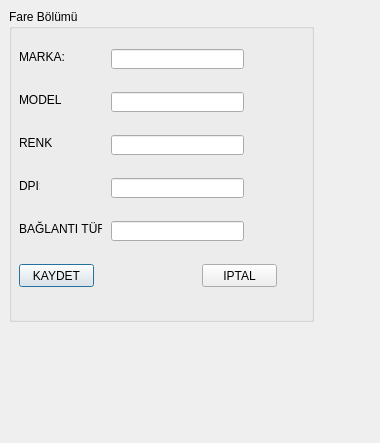
This is UI/VeriFormlari/tmoyenifaretanimlamaformu.ui in onur35iii/TeknolojiMarketiOtomasyonu as Qt 5 draws it before an edit. The edited form follows.
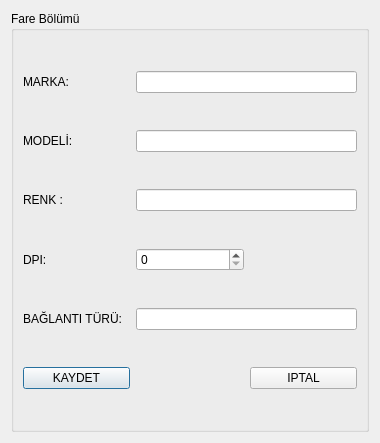
This is the edited form.

Diff of the .ui file:
```diff
--- a/UI/VeriFormlari/tmoyenifaretanimlamaformu.ui
+++ b/UI/VeriFormlari/tmoyenifaretanimlamaformu.ui
@@ -13,27 +13,28 @@
   <property name="windowTitle">
    <string>Dialog</string>
   </property>
+  <layout class="QGridLayout" name="gridLayout">
+   <item row="0" column="0">
   <widget class="QGroupBox" name="GBFareBolumu">
-   <property name="geometry">
-    <rect>
-     <x>9</x>
-     <y>9</y>
-     <width>305</width>
-     <height>313</height>
-    </rect>
-   </property>
    <property name="title">
     <string>Fare Bölümü</string>
    </property>
+     <layout class="QGridLayout" name="gridLayout_2">
+      <item row="0" column="0">
+       <widget class="QLabel" name="LMarka">
+        <property name="text">
+         <string>MARKA:</string>
+        </property>
+        <property name="buddy">
+         <cstring>LEMarka</cstring>
+        </property>
+       </widget>
+      </item>
+      <item row="0" column="1" colspan="2">
+       <widget class="QLineEdit" name="LEMarka"/>
+      </item>
+      <item row="1" column="0">
    <widget class="QLabel" name="LModeli">
-    <property name="geometry">
-     <rect>
-      <x>10</x>
-      <y>83</y>
-      <width>42</width>
-      <height>16</height>
-     </rect>
-    </property>
     <property name="text">
      <string>MODELİ:</string>
     </property>
@@ -41,25 +42,12 @@
      <cstring>LEModeli</cstring>
     </property>
    </widget>
-   <widget class="QLineEdit" name="LEModeli">
-    <property name="geometry">
-     <rect>
-      <x>102</x>
-      <y>83</y>
-      <width>133</width>
-      <height>20</height>
-     </rect>
-    </property>
-   </widget>
+      </item>
+      <item row="1" column="1" colspan="2">
+       <widget class="QLineEdit" name="LEModeli"/>
+      </item>
+      <item row="2" column="0">
    <widget class="QLabel" name="LRenk">
-    <property name="geometry">
-     <rect>
-      <x>10</x>
-      <y>126</y>
-      <width>33</width>
-      <height>16</height>
-     </rect>
-    </property>
     <property name="text">
      <string>RENK :</string>
     </property>
@@ -67,31 +55,22 @@
      <cstring>LERenk</cstring>
     </property>
    </widget>
+      </item>
+      <item row="2" column="1" colspan="2">
+       <widget class="QLineEdit" name="LERenk"/>
+      </item>
+      <item row="3" column="0">
    <widget class="QLabel" name="LDPI">
-    <property name="geometry">
-     <rect>
-      <x>10</x>
-      <y>169</y>
-      <width>21</width>
-      <height>16</height>
-     </rect>
-    </property>
     <property name="text">
      <string>DPI:</string>
     </property>
-    <property name="buddy">
-     <cstring>LEDPI</cstring>
-    </property>
-   </widget>
+       </widget>
+      </item>
+      <item row="3" column="1">
+       <widget class="QSpinBox" name="SPDPI"/>
+      </item>
+      <item row="4" column="0">
    <widget class="QLabel" name="LBaglantiTuru">
-    <property name="geometry">
-     <rect>
-      <x>10</x>
-      <y>212</y>
-      <width>83</width>
-      <height>16</height>
-     </rect>
-    </property>
     <property name="text">
      <string>BAĞLANTI TÜRÜ:</string>
     </property>
@@ -99,89 +78,28 @@
      <cstring>LEBaglantiTuru</cstring>
     </property>
    </widget>
+      </item>
+      <item row="4" column="1" colspan="2">
+       <widget class="QLineEdit" name="LEBaglantiTuru"/>
+      </item>
+      <item row="5" column="0">
    <widget class="QPushButton" name="PBKaydet">
-    <property name="geometry">
-     <rect>
-      <x>10</x>
-      <y>255</y>
-      <width>75</width>
-      <height>23</height>
-     </rect>
-    </property>
     <property name="text">
      <string>KAYDET</string>
     </property>
    </widget>
+      </item>
+      <item row="5" column="2">
    <widget class="QPushButton" name="PBIptal">
-    <property name="geometry">
-     <rect>
-      <x>193</x>
-      <y>255</y>
-      <width>75</width>
-      <height>23</height>
-     </rect>
-    </property>
     <property name="text">
      <string>IPTAL</string>
     </property>
    </widget>
-   <widget class="QLabel" name="LMarka">
-    <property name="geometry">
-     <rect>
-      <x>10</x>
-      <y>40</y>
-      <width>47</width>
-      <height>16</height>
-     </rect>
-    </property>
-    <property name="text">
-     <string>MARKA:</string>
-    </property>
-    <property name="buddy">
-     <cstring>LEMarka</cstring>
-    </property>
-   </widget>
-   <widget class="QLineEdit" name="LEMarka">
-    <property name="geometry">
-     <rect>
-      <x>102</x>
-      <y>40</y>
-      <width>133</width>
-      <height>20</height>
-     </rect>
-    </property>
-   </widget>
-   <widget class="QLineEdit" name="LERenk">
-    <property name="geometry">
-     <rect>
-      <x>102</x>
-      <y>126</y>
-      <width>133</width>
-      <height>20</height>
-     </rect>
-    </property>
-   </widget>
-   <widget class="QLineEdit" name="LEDPI">
-    <property name="geometry">
-     <rect>
-      <x>102</x>
-      <y>169</y>
-      <width>133</width>
-      <height>20</height>
-     </rect>
-    </property>
-   </widget>
-   <widget class="QLineEdit" name="LEBaglantiTuru">
-    <property name="geometry">
-     <rect>
-      <x>102</x>
-      <y>212</y>
-      <width>133</width>
-      <height>20</height>
-     </rect>
-    </property>
-   </widget>
-  </widget>
+      </item>
+     </layout>
+    </widget>
+   </item>
+  </layout>
  </widget>
  <tabstops>
   <tabstop>LEMarka</tabstop>
```
Left out of the diff: 1 changed line with no effect on the pictures. Lines whose indentation alone changed are shown as unchanged.
